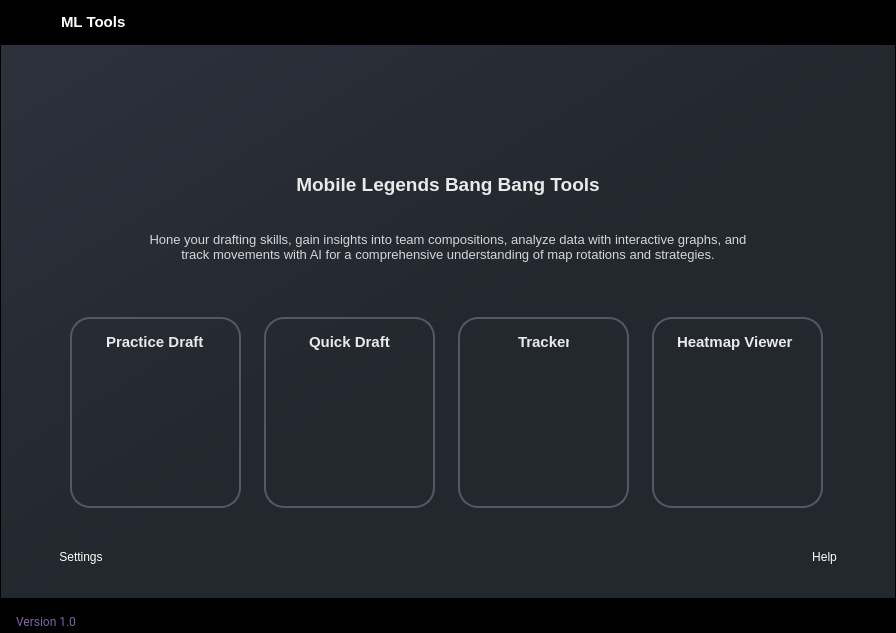
This is ui/pages/main_page.ui in elian-olbz/mlbb-drafting-and-simulation-tools as Qt 5 draws it before an edit. The edited form follows.
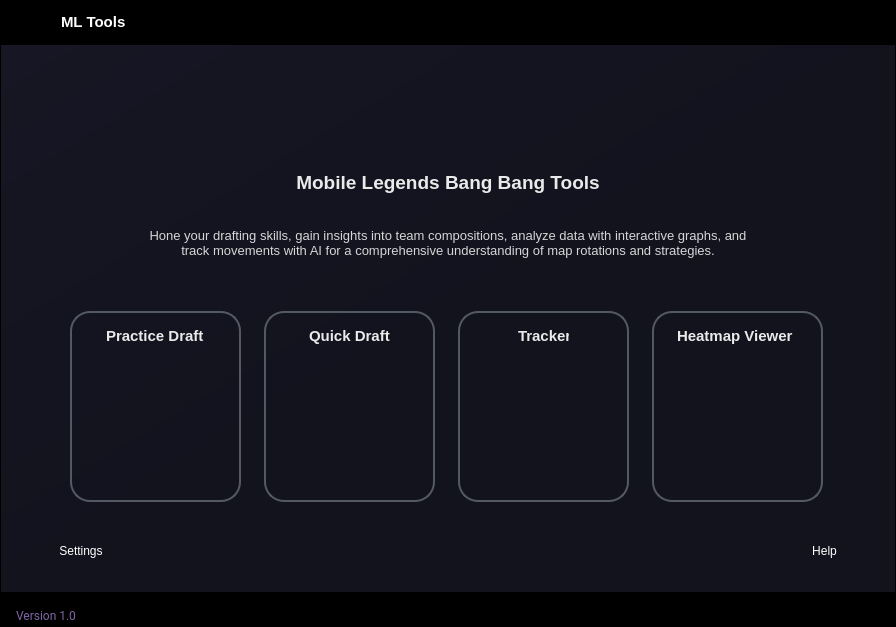
This is the edited form. Icons and pictures are not drawn.

Commit message: Polished quick draft UI. Changed major colors for pages/dialogs, other minor changes on pages widgets.

```diff
--- a/ui/pages/main_page.ui
+++ b/ui/pages/main_page.ui
@@ -7,7 +7,7 @@
     <x>0</x>
     <y>0</y>
     <width>896</width>
-    <height>633</height>
+    <height>627</height>
    </rect>
   </property>
   <property name="windowTitle">
@@ -39,7 +39,7 @@
     <item>
      <widget class="QFrame" name="drop_shadow">
       <property name="styleSheet">
-       <string notr="true">background-color: qlineargradient(spread: pad, x1: 0, y1: 0, x2: 1, y2: 1, stop: 0 rgba(0, 0, 0, 1), stop: 0.521368 rgba(0, 0, 0, 1));
+       <string notr="true">background-color: rgb(23, 26, 30);background-color: qlineargradient(spread: pad, x1: 0, y1: 0, x2: 1, y2: 1, stop: 0 rgba(0, 0, 0, 1), stop: 0.521368 rgba(0, 0, 0, 1));
 </string>
       </property>
       <property name="frameShape">
@@ -530,7 +530,7 @@
                           <widget class="QWidget" name="options_widget" native="true">
                            <property name="styleSheet">
                             <string notr="true">QWidget #options_widget{
-background-color: qlineargradient(spread:pad, x1:0, y1:0, x2:1, y2:1, stop:0 rgba(44, 49, 60, 255), stop:0.521368 rgba(35, 39, 46, 255));
+background-color: qlineargradient(spread:pad, x1:0, y1:0, x2:1, y2:1, stop:0 rgba(22, 22, 36, 255), stop:0.521368 rgba(19, 19, 30, 255));
 }</string>
                            </property>
                            <layout class="QVBoxLayout" name="verticalLayout_10" stretch="1,2,1">
```
The commit also changes 15 other files.
